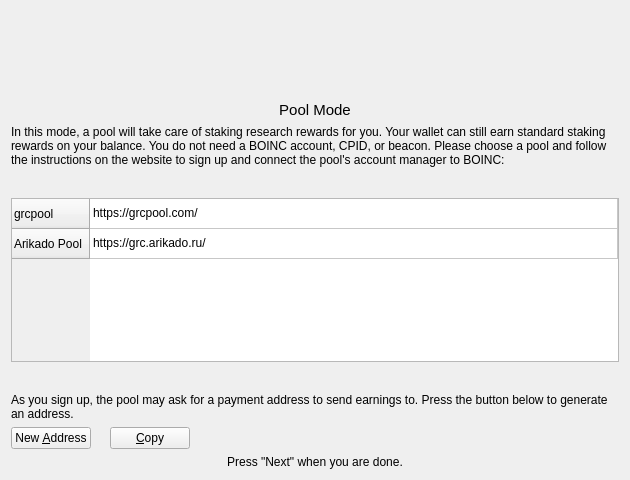
Before: the Qt Designer form src/qt/forms/researcherwizardpoolpage.ui in gridcoin-community/Gridcoin-Research, drawn with Qt 5.
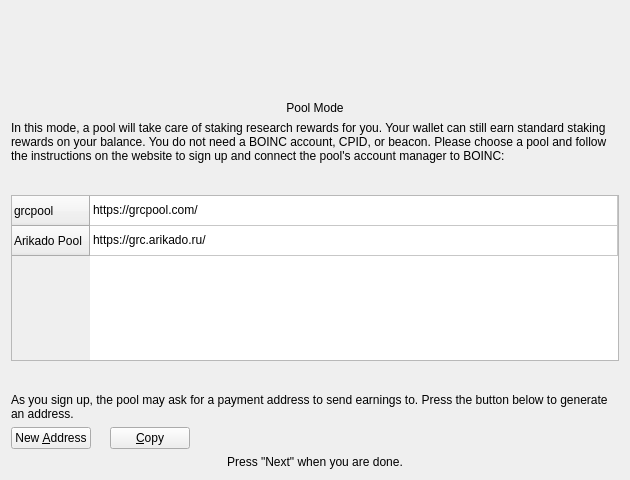
After: the same form once the commit is applied. Icons and pictures are not drawn.

Commit message:
Scale GUI designer/stylesheet font sizes for macOS
This fixes legibility issues with text on macOS by scaling font sizes
defined in point units. Macs use a different base DPI so converting a
point size to pixels results in smaller text.

Diff of the .ui file:
```diff
--- a/src/qt/forms/researcherwizardpoolpage.ui
+++ b/src/qt/forms/researcherwizardpoolpage.ui
@@ -72,11 +72,6 @@
    </item>
    <item>
     <widget class="QLabel" name="headerLabel">
-     <property name="font">
-      <font>
-       <pointsize>11</pointsize>
-      </font>
-     </property>
      <property name="text">
       <string>Pool Mode</string>
      </property>
```
The commit also changes 23 other files.
